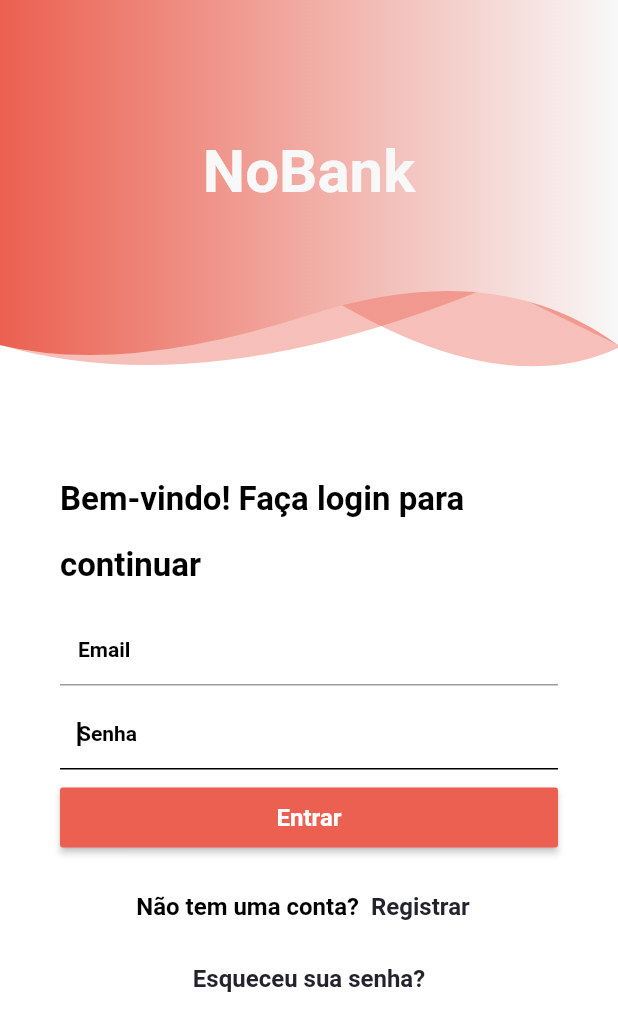
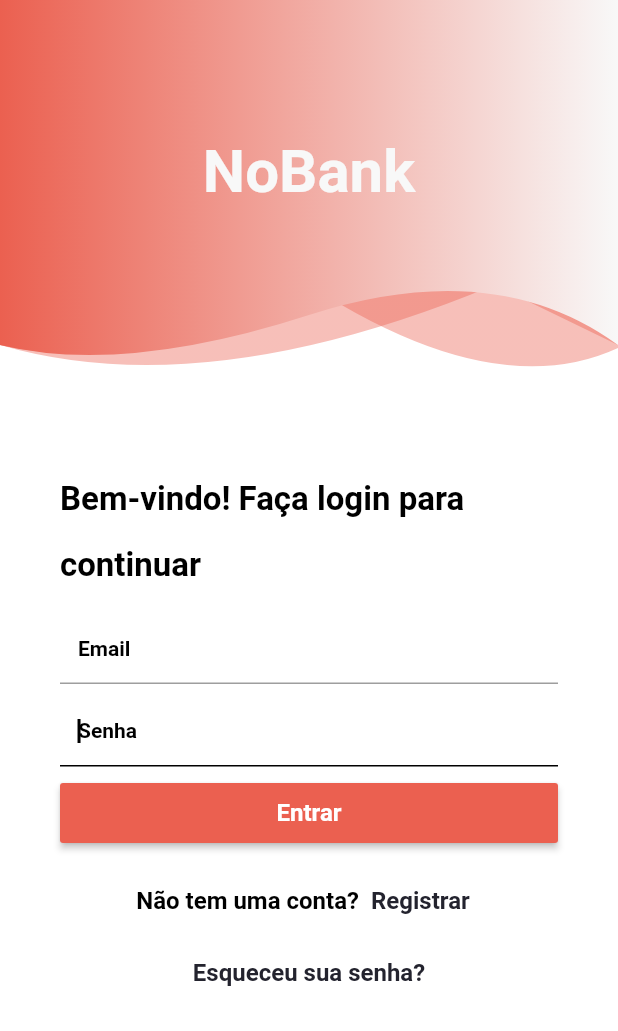
Before and after one commit to hana42/desafio_supremo, a Flutter app: the LoginPage screen opened directly, on a phone screen of 412 x 824 dp. Shown: the top 1031 px of the screen. Run offline on Flutter 3.47's test engine with Material 2 defaults, Android fonts, the phone set to English and light mode, and no system bars; our stand-ins replace bloc, confetti, either_dart, equatable, firebase_auth, firebase_core and 12 more; missing offline and left inert: firebase_auth_platform_interface, flow_builder; accounts and stored records are empty.

Commit message:
change sizedbox

```diff
--- a/lib/main.dart
+++ b/lib/main.dart
@@ -19,6 +19,6 @@ firebase() async {
   );
 
   final authenticationRepository = AuthenticationRepository();
-  // await authenticationRepository.user.first;
+  await authenticationRepository.user.first;
   runApp(App(authenticationRepository: authenticationRepository));
 }
--- a/lib/presentation/pages/login/components/login_form.dart
+++ b/lib/presentation/pages/login/components/login_form.dart
@@ -33,13 +33,13 @@ class LoginForm extends StatelessWidget {
           child: Column(
             mainAxisSize: MainAxisSize.min,
             children: [
-              const SizedBox(height: 16),
+              const SizedBox(height: 15),
               EmailInput(),
-              const SizedBox(height: 8),
+              const SizedBox(height: 7),
               PasswordInput(),
-              const SizedBox(height: 8),
+              const SizedBox(height: 7),
               LoginButton(),
-              const SizedBox(height: 8),
+              const SizedBox(height: 7),
               SignUpButton(),
             ],
           ),
```
